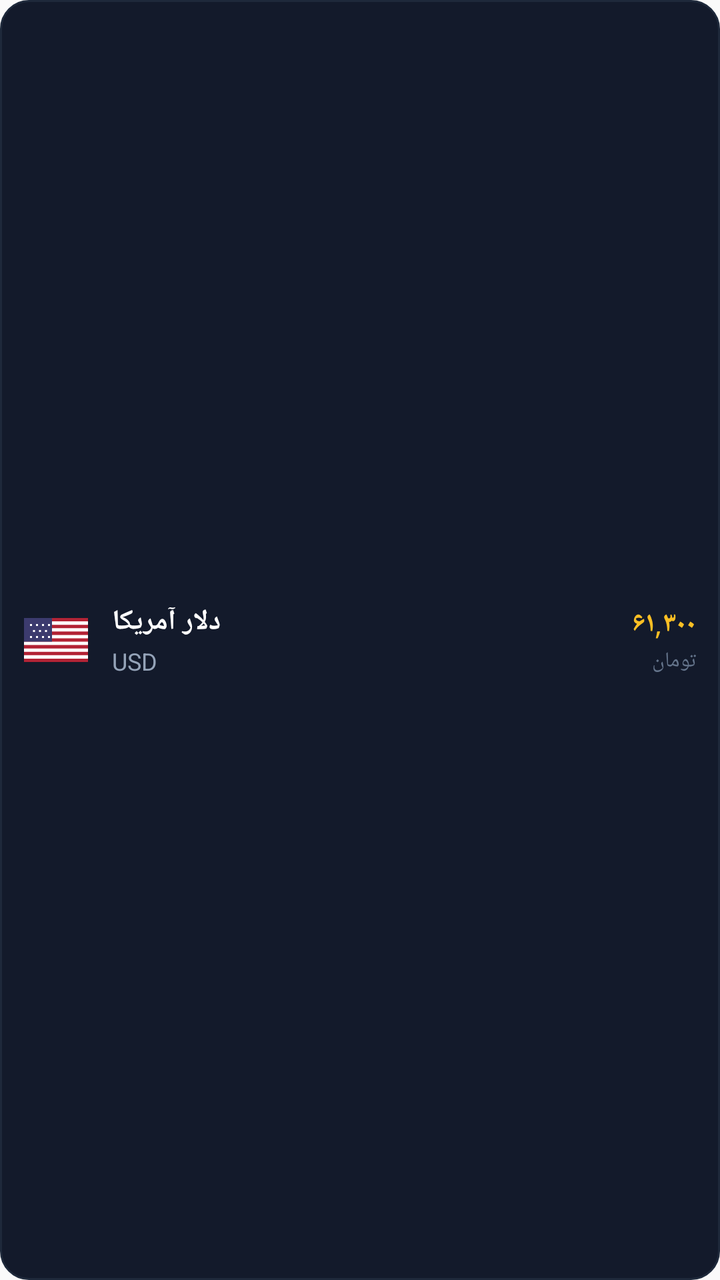
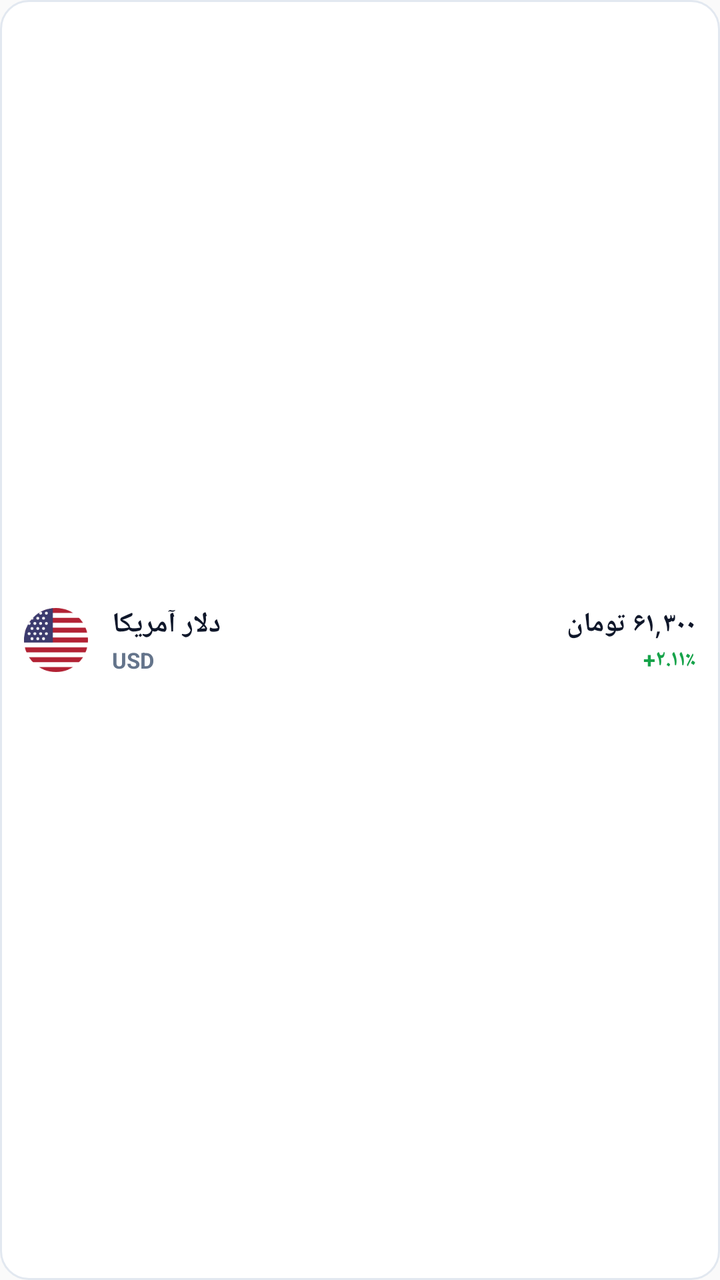

Screens rendered from an Android XML layout before and after an edit, with the pre-edit source and the edit as a unified diff.
<!-- AndroidManifest.xml: application theme AppTheme -->
<!-- res/layout/item_widget_asset.xml -->
<?xml version="1.0" encoding="utf-8"?>
<LinearLayout xmlns:android="http://schemas.android.com/apk/res/android"
    android:layout_width="match_parent"
    android:layout_height="wrap_content"
    android:background="@drawable/widget_asset_item_bg"
    android:gravity="center_vertical"
    android:orientation="horizontal"
    android:padding="12dp">

    
    <ImageView
        android:id="@+id/item_icon"
        android:layout_width="32dp"
        android:layout_height="22dp"
        android:scaleType="fitCenter"
        android:src="@drawable/widget_flag_usa" />

    
    <LinearLayout
        android:layout_width="0dp"
        android:layout_height="wrap_content"
        android:layout_marginStart="12dp"
        android:layout_marginEnd="8dp"
        android:layout_weight="1"
        android:orientation="vertical">

        <TextView
            android:id="@+id/item_name"
            android:layout_width="wrap_content"
            android:layout_height="wrap_content"
            android:text="دلار آمریکا"
            android:textColor="#FFFFFF"
            android:textSize="14sp"
            android:textStyle="bold" />

        <TextView
            android:id="@+id/item_code"
            android:layout_width="wrap_content"
            android:layout_height="wrap_content"
            android:layout_marginTop="2dp"
            android:text="USD"
            android:textColor="#94A3B8"
            android:textSize="12sp" />
    </LinearLayout>

    
    <LinearLayout
        android:layout_width="wrap_content"
        android:layout_height="wrap_content"
        android:gravity="end"
        android:orientation="vertical">

        <TextView
            android:id="@+id/item_price"
            android:layout_width="wrap_content"
            android:layout_height="wrap_content"
            android:text="۶۱,۳۰۰"
            android:textColor="#FBBF24"
            android:textSize="14sp"
            android:textStyle="bold" />

        <TextView
            android:layout_width="wrap_content"
            android:layout_height="wrap_content"
            android:layout_marginTop="2dp"
            android:text="تومان"
            android:textColor="#64748B"
            android:textSize="10.5sp" />
    </LinearLayout>

</LinearLayout>
<!-- resources referenced by this layout -->
<resources>
  <!-- drawable widget_asset_item_bg (drawable) -->
  <?xml version="1.0" encoding="utf-8"?>
  <shape xmlns:android="http://schemas.android.com/apk/res/android"
      android:shape="rectangle">
      <solid android:color="#131A2B" />
      <corners android:radius="14dp" />
      <stroke
          android:width="1dp"
          android:color="#1E293B" />
  </shape>
  <!-- drawable widget_flag_usa (drawable) -->
  <vector xmlns:android="http://schemas.android.com/apk/res/android"
      android:width="32dp"
      android:height="22dp"
      android:viewportWidth="32"
      android:viewportHeight="22">
      
      <path
          android:fillColor="#FFFFFF"
          android:pathData="M0,0h32v22h-32z" />
      
      <path
          android:fillColor="#B22234"
          android:pathData="M0,0h32v1.69h-32z M0,3.38h32v1.69h-32z M0,6.77h32v1.69h-32z M0,10.15h32v1.69h-32z M0,13.54h32v1.69h-32z M0,16.92h32v1.69h-32z M0,20.31h32v1.69h-32z" />
      
      <path
          android:fillColor="#3C3B6E"
          android:pathData="M0,0h14v11.85h-14z" />
      
      <path
          android:fillColor="#FFFFFF"
          android:pathData="M3,3h1v1h-1z M6,3h1v1h-1z M9,3h1v1h-1z M12,3h1v1h-1z M4.5,6h1v1h-1z M7.5,6h1v1h-1z M10.5,6h1v1h-1z M3,9h1v1h-1z M6,9h1v1h-1z M9,9h1v1h-1z M12,9h1v1h-1z" />
  </vector>
  <style name="AppTheme" parent="Theme.AppCompat.Light.DarkActionBar">
          
          <item name="colorPrimary">@color/colorPrimary</item>
          <item name="colorPrimaryDark">@color/colorPrimaryDark</item>
          <item name="colorAccent">@color/colorAccent</item>
      </style>
</resources>

<!-- the commit's change to res/layout/item_widget_asset.xml (unified diff, before → after) -->
@@ -1,8 +1,9 @@
 <?xml version="1.0" encoding="utf-8"?>
 <LinearLayout xmlns:android="http://schemas.android.com/apk/res/android"
+    android:id="@+id/item_root"
     android:layout_width="match_parent"
     android:layout_height="wrap_content"
-    android:background="@drawable/widget_asset_item_bg"
+    android:background="@drawable/widget_item_light_bg"
     android:gravity="center_vertical"
     android:orientation="horizontal"
     android:padding="12dp">
@@ -11,9 +12,9 @@
     <ImageView
         android:id="@+id/item_icon"
         android:layout_width="32dp"
-        android:layout_height="22dp"
+        android:layout_height="32dp"
         android:scaleType="fitCenter"
-        android:src="@drawable/widget_flag_usa" />
+        android:src="@drawable/widget_icon_usd" />
 
     
     <LinearLayout
@@ -29,7 +30,7 @@
             android:layout_width="wrap_content"
             android:layout_height="wrap_content"
             android:text="دلار آمریکا"
-            android:textColor="#FFFFFF"
+            android:textColor="#0F172A"
             android:textSize="14sp"
             android:textStyle="bold" />
 
@@ -37,10 +38,11 @@
             android:id="@+id/item_code"
             android:layout_width="wrap_content"
             android:layout_height="wrap_content"
-            android:layout_marginTop="2dp"
+            android:layout_marginTop="1dp"
             android:text="USD"
-            android:textColor="#94A3B8"
-            android:textSize="12sp" />
+            android:textColor="#64748B"
+            android:textSize="11sp"
+            android:textStyle="bold" />
     </LinearLayout>
 
     
@@ -54,18 +56,20 @@
             android:id="@+id/item_price"
             android:layout_width="wrap_content"
             android:layout_height="wrap_content"
-            android:text="۶۱,۳۰۰"
-            android:textColor="#FBBF24"
-            android:textSize="14sp"
+            android:text="۶۱,۳۰۰ تومان"
+            android:textColor="#0F172A"
+            android:textSize="13.5sp"
             android:textStyle="bold" />
 
         <TextView
+            android:id="@+id/item_change"
             android:layout_width="wrap_content"
             android:layout_height="wrap_content"
-            android:layout_marginTop="2dp"
-            android:text="تومان"
-            android:textColor="#64748B"
-            android:textSize="10.5sp" />
+            android:layout_marginTop="1dp"
+            android:text="+۲.۱۱٪"
+            android:textColor="#16A34A"
+            android:textSize="11sp"
+            android:textStyle="bold" />
     </LinearLayout>
 
 </LinearLayout>
<!-- resource entries referenced after the edit -->
@@ -1,38 +1,16 @@
 <!-- resources referenced by this layout -->
 <resources>
-  <!-- drawable widget_asset_item_bg (drawable) -->
+  <!-- drawable widget_icon_usd: png bitmap (drawable, 3740 bytes) -->
+  <!-- drawable widget_item_light_bg (drawable) -->
   <?xml version="1.0" encoding="utf-8"?>
   <shape xmlns:android="http://schemas.android.com/apk/res/android"
       android:shape="rectangle">
-      <solid android:color="#131A2B" />
+      <solid android:color="#FFFFFF" />
       <corners android:radius="14dp" />
       <stroke
           android:width="1dp"
-          android:color="#1E293B" />
+          android:color="#E2E8F0" />
   </shape>
-  <!-- drawable widget_flag_usa (drawable) -->
-  <vector xmlns:android="http://schemas.android.com/apk/res/android"
-      android:width="32dp"
-      android:height="22dp"
-      android:viewportWidth="32"
-      android:viewportHeight="22">
-      
-      <path
-          android:fillColor="#FFFFFF"
-          android:pathData="M0,0h32v22h-32z" />
-      
-      <path
-          android:fillColor="#B22234"
-          android:pathData="M0,0h32v1.69h-32z M0,3.38h32v1.69h-32z M0,6.77h32v1.69h-32z M0,10.15h32v1.69h-32z M0,13.54h32v1.69h-32z M0,16.92h32v1.69h-32z M0,20.31h32v1.69h-32z" />
-      
-      <path
-          android:fillColor="#3C3B6E"
-          android:pathData="M0,0h14v11.85h-14z" />
-      
-      <path
-          android:fillColor="#FFFFFF"
-          android:pathData="M3,3h1v1h-1z M6,3h1v1h-1z M9,3h1v1h-1z M12,3h1v1h-1z M4.5,6h1v1h-1z M7.5,6h1v1h-1z M10.5,6h1v1h-1z M3,9h1v1h-1z M6,9h1v1h-1z M9,9h1v1h-1z M12,9h1v1h-1z" />
-  </vector>
   <style name="AppTheme" parent="Theme.AppCompat.Light.DarkActionBar">
           
           <item name="colorPrimary">@color/colorPrimary</item>
